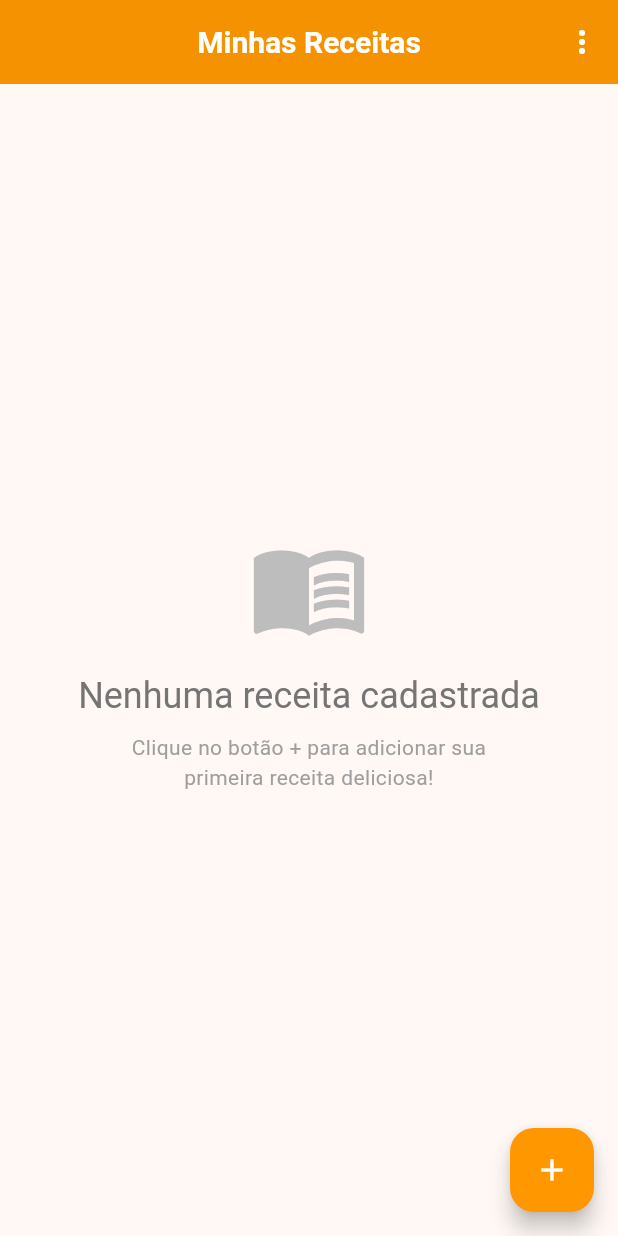
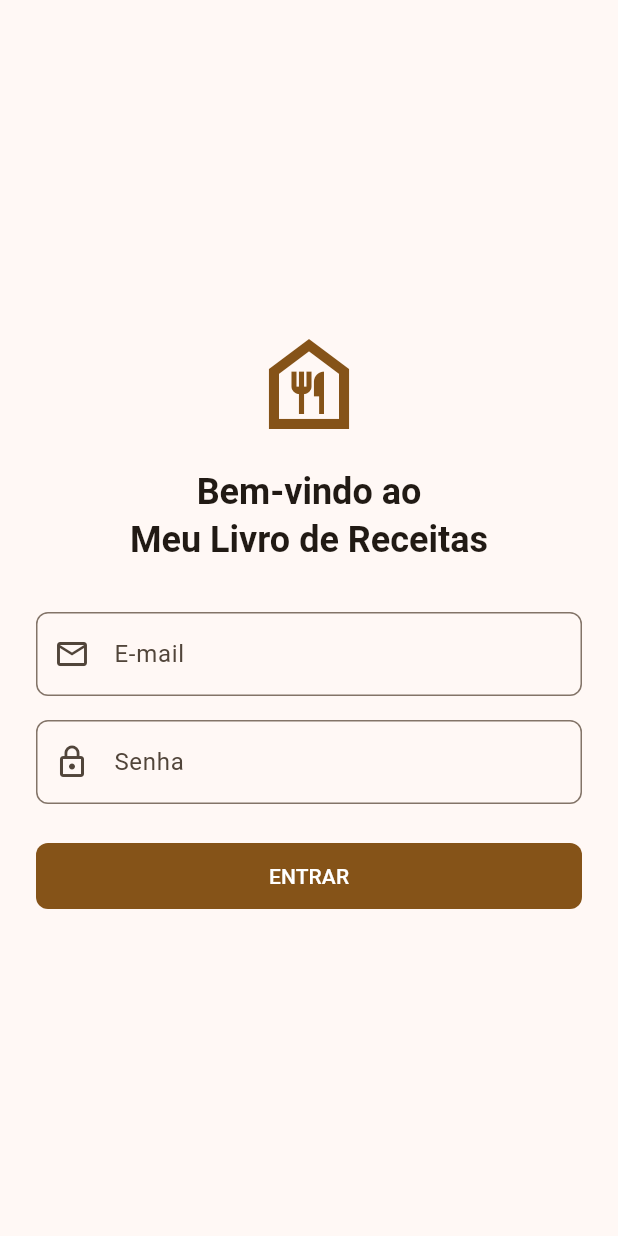
Before and after one commit to Lanfa8/flutter-cooking-recipes, a Flutter app: the screen it shows after launch, on a phone screen of 412 x 824 dp. Run offline on Flutter 3.47's test engine with Material 3 defaults, Android fonts, the phone set to English and light mode, and no system bars; our stand-ins replace cloud_firestore, file_picker, firebase_auth, firebase_core, flutter_dotenv, sqflite; accounts and stored records are empty.

Commit message:
feat: tela de login e auth firebase

```diff
--- a/lib/main.dart
+++ b/lib/main.dart
@@ -1,6 +1,8 @@
+import 'package:firebase_auth/firebase_auth.dart';
 import 'package:firebase_core/firebase_core.dart';
 import 'package:flutter/material.dart';
 import 'package:flutter_application_teste/firebase_options.dart';
+import 'package:flutter_application_teste/screens/login_screen.dart';
 import 'package:flutter_dotenv/flutter_dotenv.dart';
 import '/screens/receita_list_screen.dart';
 
@@ -70,7 +72,22 @@ class MainApp extends StatelessWidget {
           style: TextButton.styleFrom(foregroundColor: Colors.orange),
         ),
       ),
-      home: const ReceitaListScreen(),
+      home: StreamBuilder<User?>(
+        stream: FirebaseAuth.instance.authStateChanges(),
+        builder: (context, snapshot) {
+          if (snapshot.connectionState == ConnectionState.waiting) {
+            return const Scaffold(
+              body: Center(
+                child: CircularProgressIndicator(),
+              ),
+            );
+          }
+          if (snapshot.hasData) {
+            return const ReceitaListScreen();
+          }
+          return const LoginScreen();
+        },
+      ),
     );
   }
 }
--- /dev/null
+++ b/lib/screens/login_screen.dart
@@ -0,0 +1,129 @@
+import 'package:flutter/material.dart';
+import 'package:firebase_auth/firebase_auth.dart';
+import '/screens/receita_list_screen.dart';
+
+class LoginScreen extends StatefulWidget {
+  const LoginScreen({super.key});
+
+  @override
+  State<LoginScreen> createState() => _LoginScreenState();
+}
+
+class _LoginScreenState extends State<LoginScreen> {
+  final _formKey = GlobalKey<FormState>();
+  final _emailController = TextEditingController();
+  final _passwordController = TextEditingController();
+  bool _isLoading = false;
+  String? _errorMessage;
+
+  Future<void> _login() async {
+    if (!_formKey.currentState!.validate()) return;
+
+    setState(() {
+      _isLoading = true;
+      _errorMessage = null;
+    });
+
+    try {
+      await FirebaseAuth.instance.signInWithEmailAndPassword(
+        email: _emailController.text.trim(),
+        password: _passwordController.text.trim(),
+      );
+
+      if (mounted) {
+        Navigator.of(context).pushReplacement(
+          MaterialPageRoute(builder: (context) => const ReceitaListScreen()),
+        );
+      }
+    } on FirebaseAuthException catch (e) {
+      setState(() {
+        _errorMessage = e.message;
+      });
+    } finally {
+      if (mounted) {
+        setState(() {
+          _isLoading = false;
+        });
+      }
+    }
+  }
+
+  @override
+  Widget build(BuildContext context) {
+    return Scaffold(
+      body: Center(
+        child: SingleChildScrollView(
+          padding: const EdgeInsets.all(24.0),
+          child: Form(
+            key: _formKey,
+            child: Column(
+              mainAxisAlignment: MainAxisAlignment.center,
+              crossAxisAlignment: CrossAxisAlignment.stretch,
+              children: [
+                Icon(
+                  Icons.food_bank_outlined,
+                  size: 80,
+                  color: Theme.of(context).primaryColor,
+                ),
+                const SizedBox(height: 16),
+                Text(
+                  'Bem-vindo ao\nMeu Livro de Receitas',
+                  textAlign: TextAlign.center,
+                  style: Theme.of(context).textTheme.headlineSmall?.copyWith(
+                        fontWeight: FontWeight.bold,
+                      ),
+                ),
+                const SizedBox(height: 32),
+                TextFormField(
+                  controller: _emailController,
+                  decoration: const InputDecoration(
+                    labelText: 'E-mail',
+                    prefixIcon: Icon(Icons.email_outlined),
+                  ),
+                  keyboardType: TextInputType.emailAddress,
+                  validator: (value) {
+                    if (value == null || value.isEmpty || !value.contains('@')) {
+                      return 'Por favor, insira um e-mail válido.';
+                    }
+                    return null;
+                  },
+                ),
+                const SizedBox(height: 16),
+                TextFormField(
+                  controller: _passwordController,
+                  decoration: const InputDecoration(
+                    labelText: 'Senha',
+                    prefixIcon: Icon(Icons.lock_outline),
+                  ),
+                  obscureText: true,
+                  validator: (value) {
+                    if (value == null || value.isEmpty || value.length < 6) {
+                      return 'A senha deve ter pelo menos 6 caracteres.';
+                    }
+                    return null;
+                  },
+                ),
+                if (_errorMessage != null)
+                  Padding(
+                    padding: const EdgeInsets.only(top: 16.0),
+                    child: Text(
+                      _errorMessage!,
+                      style: TextStyle(color: Theme.of(context).colorScheme.error),
+                      textAlign: TextAlign.center,
+                    ),
+                  ),
+                const SizedBox(height: 24),
+                _isLoading
+                    ? const Center(child: CircularProgressIndicator())
+                    : FilledButton(
+                        onPressed: _login,
+                        child: const Text('ENTRAR'),
+                      ),
+              ],
+            ),
+          ),
+        ),
+      ),
+    );
+  }
+}
--- a/pubspec.yaml
+++ b/pubspec.yaml
@@ -45,6 +45,7 @@ dependencies:
   uuid: ^4.5.1
   http: ^1.4.0
   flutter_dotenv: ^5.2.1
+  firebase_auth: ^5.1.2
 
 dev_dependencies:
   flutter_test:
```
Also changed, not shown: pubspec.lock, 4 other files.
